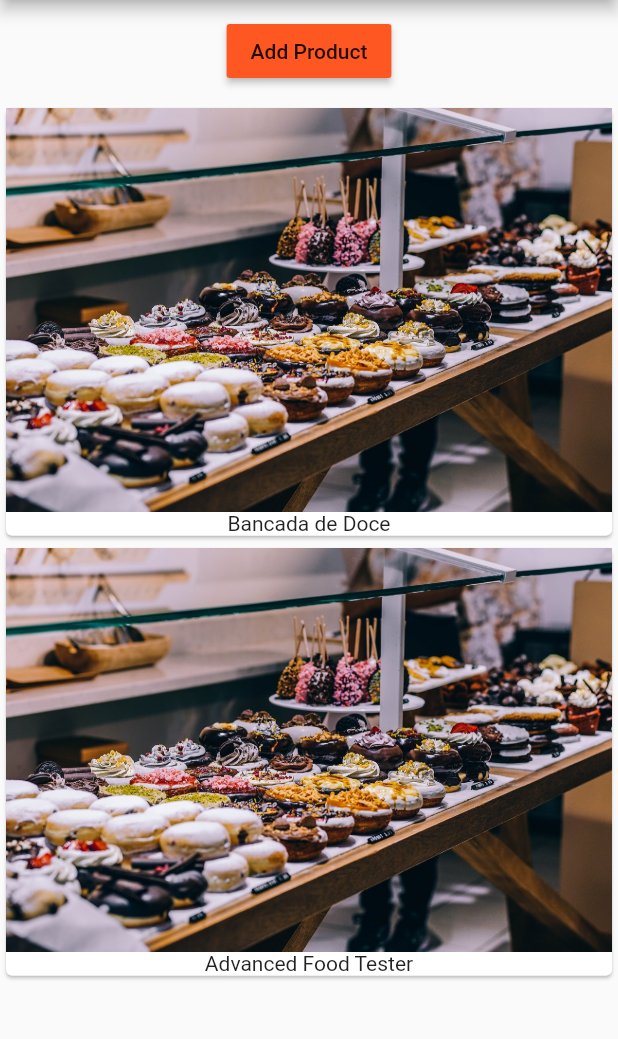
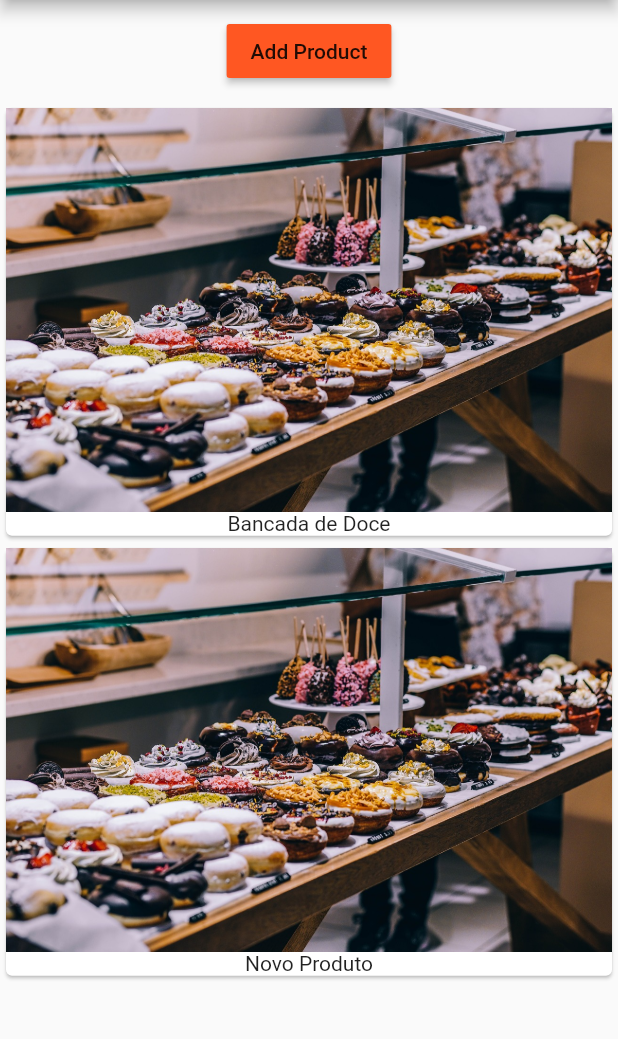
Before and after one commit to 1brt/flutter_app, a Flutter app: the screen it shows after launch, after a tap on "Add Product", on a phone screen of 412 x 824 dp, the part 84-1123 px from its top. Run offline on Flutter 3.47's test engine with Material 2 defaults, Android fonts, the phone set to English and light mode, and no system bars.

Commit message:
Alterações

```diff
--- /dev/null
+++ b/lib/product_control.dart
@@ -0,0 +1,19 @@
+import 'package:flutter/material.dart';
+
+class ProductControl extends StatelessWidget {
+
+  final Function addProduct;
+
+  ProductControl(this.addProduct);
+
+  @override
+  Widget build(BuildContext context) {
+    return  RaisedButton(
+      color: Theme.of(context).primaryColor,
+      child: Text('Add Product'),
+      onPressed: () {
+        addProduct('Novo Produto');
+      },
+    );
+  }
+}
--- a/lib/product_manager.dart
+++ b/lib/product_manager.dart
@@ -1,6 +1,7 @@
 import 'package:flutter/material.dart';
 
 import './products.dart';
+import './product_control.dart';
 
 class ProductManager extends StatefulWidget {
   final String startingProduct;
@@ -27,20 +28,18 @@ class _ProductManagerState extends State<ProductManager> {
     super.didUpdateWidget(oldWidget);
   }
 
+  void _addProduct(String product) {
+    setState(() {
+      _products.add(product);
+    });
+  }
+
   @override
   Widget build(BuildContext context) {
     return Column(children: [
       Container(
         margin: EdgeInsets.all(10),
-        child: RaisedButton(
-          color: Theme.of(context).primaryColor,
-          child: Text('Add Product'),
-          onPressed: () {
-            setState(() {
-              _products.add('Advanced Food Tester');
-            });
-          },
-        ),
+        child: ProductControl(_addProduct),
       ),
       Products(_products)
     ]);
```
